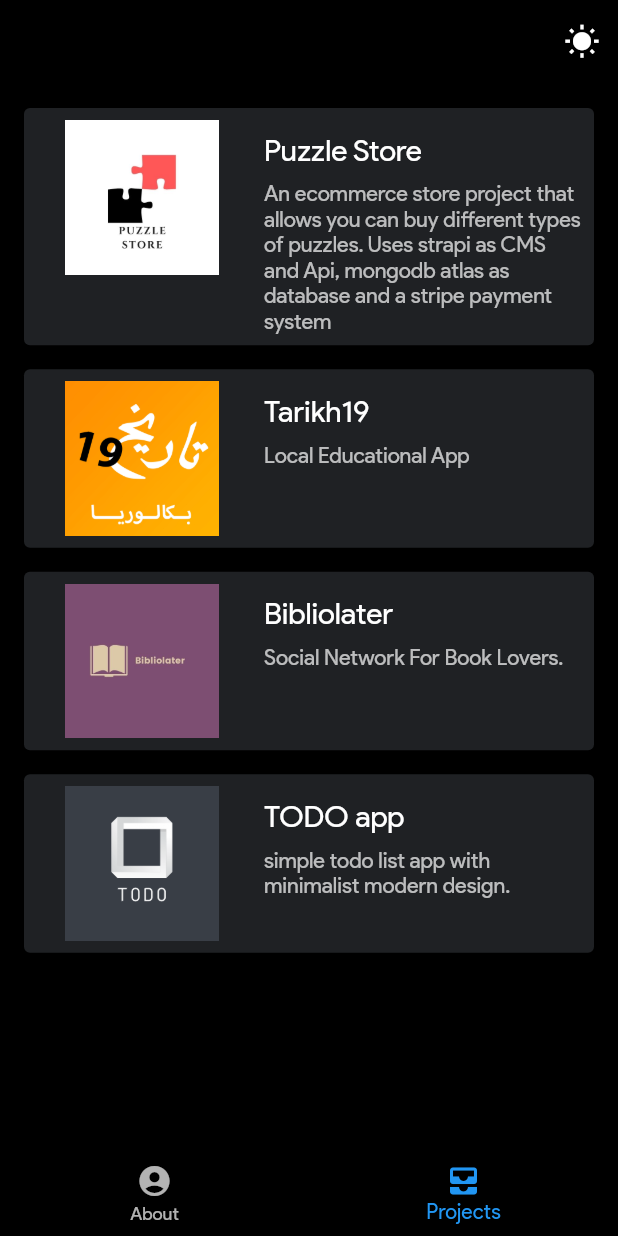
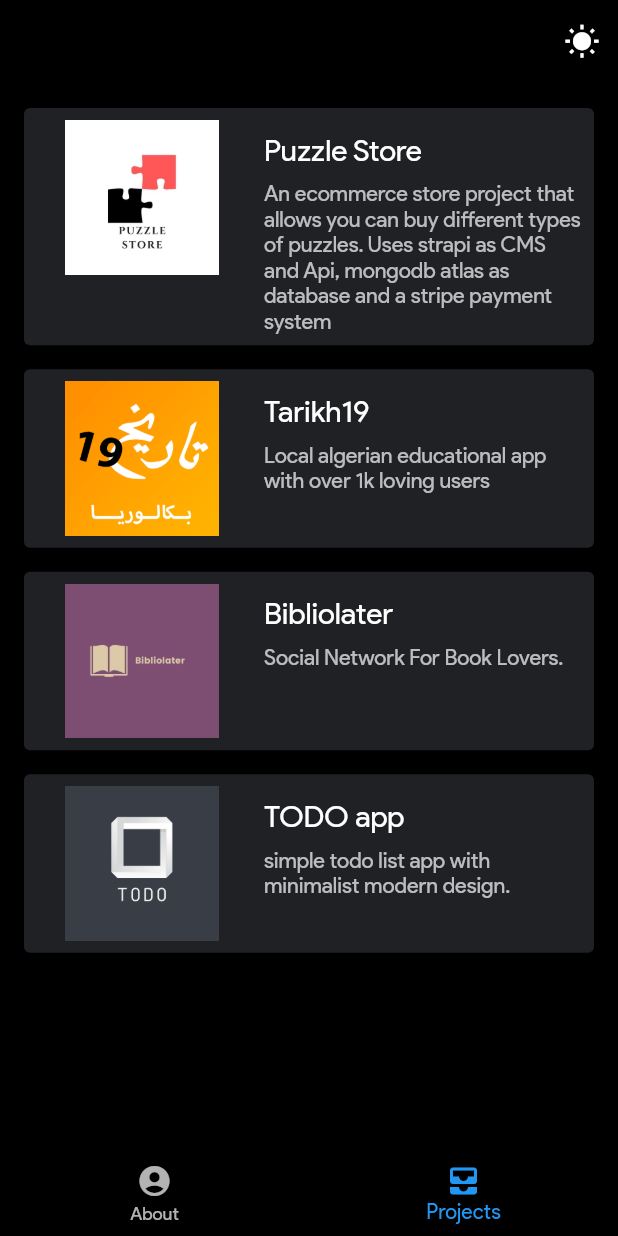
Before and after one commit to amirmekk/personal_website, a Flutter app: the screen it shows after launch, item 2 of the bottom bar chosen, on a phone screen of 412 x 824 dp. Run offline on Flutter 3.47's test engine with Material 2 defaults, Android fonts, the phone set to English and light mode, and no system bars; our stand-ins replace carousel_slider, google_fonts; missing offline and left inert: dart:html, universal_html.

Commit message:
content update

```diff
--- a/lib/config/projects.dart
+++ b/lib/config/projects.dart
@@ -11,7 +11,7 @@ List<Project> projects = [
   Project(
       image: Assets.tarikh19,
       name: 'Tarikh19',
-      description: 'Local Educational App',
+      description: 'Local algerian educational app with over 1k loving users',
       link:
           'https://play.google.com/store/apps/details?id=com.tarikh19.tarikh19'),
   Project(
```
